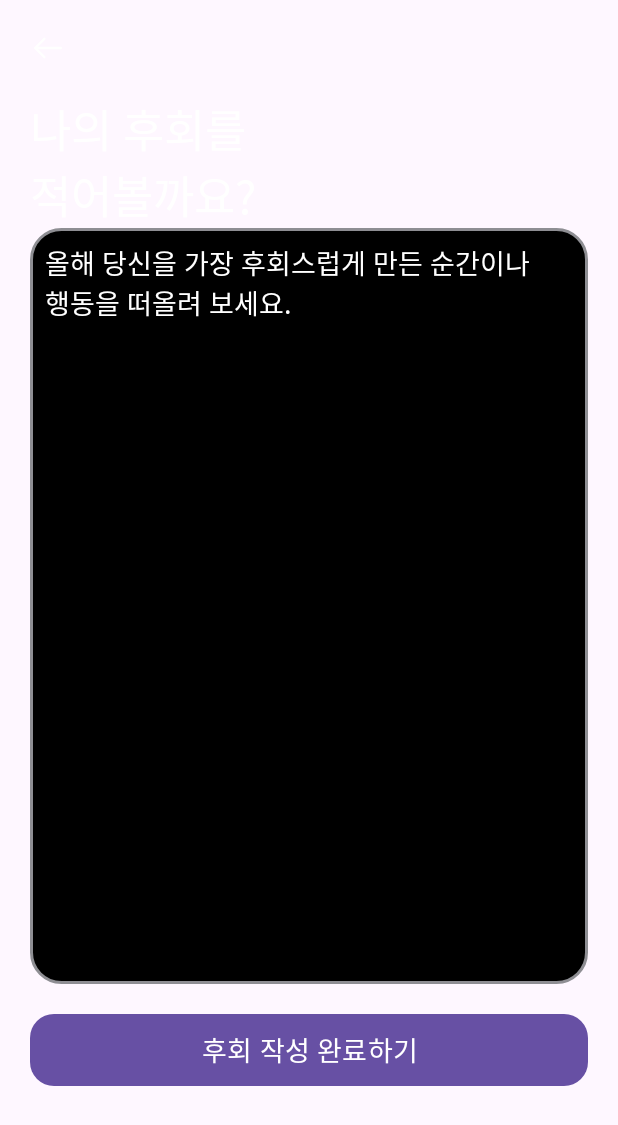
After one commit to CMC-16th-TeamU/MZ_Gen-s_Regret_Android, an Android app: the fragment AddRetrospectFragment shown on its own in the app's theme, on a phone screen of 412 x 824 dp. The commit adds this screen. Shown: the top 1125 px of the screen. Run offline under Robolectric (Android 15) with nearby library versions, the phone set to English and light mode, and no system bars; our stand-ins replace Dagger/Hilt's generated code.

Commit message:
feat : 분기 처리

```diff
--- a/app/src/main/java/com/cmc/regret_aos/api/UserPreferences.kt
+++ b/app/src/main/java/com/cmc/regret_aos/api/UserPreferences.kt
@@ -20,6 +20,14 @@ class UserPreferences @Inject constructor(context: Context) {
 
     fun getUserId(): Long {
         return preferences.getLong("user_id", 0L)
+    }
+
+    fun getUserMail(): String? {
+        return preferences.getString("email", null)
+    }
+
+    fun setUserMail(mail: String) {
+        preferences.edit().putString("email", mail).apply()
     }
 
     fun saveBirth(birth: String) {
--- /dev/null
+++ b/app/src/main/java/com/cmc/regret_aos/feed/AddRetrospectFragment.kt
@@ -0,0 +1,40 @@
+package com.cmc.regret_aos.feed
+
+import android.os.Bundle
+import androidx.fragment.app.Fragment
+import android.view.LayoutInflater
+import android.view.View
+import android.view.ViewGroup
+import com.cmc.regret_aos.R
+import com.cmc.regret_aos.databinding.FragmentAddRetrospectBinding
+import com.cmc.regret_aos.databinding.FragmentBirthBinding
+import dagger.hilt.android.AndroidEntryPoint
+
+
+@AndroidEntryPoint
+class AddRetrospectFragment : Fragment() {
+
+
+    private var _binding: FragmentAddRetrospectBinding? = null
+    val binding get() = _binding!!
+
+    override fun onCreate(savedInstanceState: Bundle?) {
+        super.onCreate(savedInstanceState)
+
+    }
+
+    override fun onCreateView(
+        inflater: LayoutInflater, container: ViewGroup?,
+        savedInstanceState: Bundle?,
+    ): View? {
+        // Inflate the layout for this fragment
+        _binding = FragmentAddRetrospectBinding.inflate(inflater, container, false)
+        return binding.root
+    }
+
+    override fun onViewCreated(view: View, savedInstanceState: Bundle?) {
+        super.onViewCreated(view, savedInstanceState)
+
+
+    }
+}
--- a/app/src/main/java/com/cmc/regret_aos/login/LoginFragment.kt
+++ b/app/src/main/java/com/cmc/regret_aos/login/LoginFragment.kt
@@ -67,7 +67,9 @@ class LoginFragment : Fragment() {
             lifecycleScope.launch {
                 viewLifecycleOwner.repeatOnLifecycle(Lifecycle.State.STARTED) {
                     val userId = viewModel.getUserId()
-                    if(userId != 0L) {
+                    val email = viewModel.getUserEmail()
+                    viewModel.getUserId()
+                    if(userId != 0L && email == binding.idView.text.toString()) {
                         startActivity(
                             Intent(activity, MainActivity::class.java)
                         )
--- a/app/src/main/java/com/cmc/regret_aos/loginViewModel.kt
+++ b/app/src/main/java/com/cmc/regret_aos/loginViewModel.kt
@@ -25,6 +25,14 @@ class LoginViewModel @Inject constructor(
 
     fun getUserId(): Long {
         return userPreferences.getUserId()
+    }
+
+    fun getUserEmail(): String {
+        return userPreferences.getUserMail() ?: ""
+    }
+
+    fun setUserEmail(email: String) {
+        userPreferences.setUserMail(email)
     }
 
     // 추가적인 로그인 관련 로직을 여기에 작성할 수 있습니다.
--- /dev/null
+++ b/app/src/main/res/drawable/arrow_left.xml
@@ -0,0 +1,20 @@
+<vector xmlns:android="http://schemas.android.com/apk/res/android"
+    android:width="24dp"
+    android:height="24dp"
+    android:viewportWidth="24"
+    android:viewportHeight="24">
+  <path
+      android:pathData="M9.57,5.93L3.5,12L9.57,18.07"
+      android:strokeLineJoin="round"
+      android:strokeWidth="1.6"
+      android:fillColor="#00000000"
+      android:strokeColor="#ffffff"
+      android:strokeLineCap="round"/>
+  <path
+      android:pathData="M20.5,12H3.67"
+      android:strokeLineJoin="round"
+      android:strokeWidth="1.6"
+      android:fillColor="#00000000"
+      android:strokeColor="#ffffff"
+      android:strokeLineCap="round"/>
+</vector>
--- /dev/null
+++ b/app/src/main/res/layout/fragment_add_retrospect.xml
@@ -0,0 +1,59 @@
+<?xml version="1.0" encoding="utf-8"?>
+<androidx.constraintlayout.widget.ConstraintLayout xmlns:android="http://schemas.android.com/apk/res/android"
+    xmlns:tools="http://schemas.android.com/tools"
+    android:layout_width="match_parent"
+    android:layout_height="match_parent"
+    xmlns:app="http://schemas.android.com/apk/res-auto"
+    tools:background="@color/black"
+    tools:context=".feed.AddRetrospectFragment">
+
+    <ImageView
+        android:id="@+id/arrowLeft"
+        android:layout_width="wrap_content"
+        android:layout_height="wrap_content"
+        android:src="@drawable/arrow_left"
+        android:layout_margin="20dp"
+        app:layout_constraintTop_toTopOf="parent"
+        app:layout_constraintStart_toStartOf="parent"/>
+
+    <TextView
+        android:id="@+id/addRetrospectTitle"
+        android:layout_width="wrap_content"
+        android:layout_height="wrap_content"
+        android:text="나의 후회를\n적어볼까요?"
+        android:textSize="30sp"
+        android:textColor="@color/white"
+        android:layout_marginTop="20dp"
+        app:layout_constraintTop_toBottomOf="@+id/arrowLeft"
+        app:layout_constraintStart_toStartOf="@+id/arrowLeft"/>
+
+    <EditText
+        android:id="@+id/retrospectContent"
+        android:layout_width="match_parent"
+        android:layout_height="0dp"
+        android:padding="10dp"
+        android:hint="올해 당신을 가장 후회스럽게 만든 순간이나\n행동을 떠올려 보세요."
+        android:textColorHint="@color/white"
+        android:gravity="top"
+        android:layout_marginHorizontal="20dp"
+        android:background="@drawable/texx_radius"
+        app:layout_constraintTop_toBottomOf="@+id/addRetrospectTitle"
+        app:layout_constraintBottom_toTopOf="@+id/retrospectSubmit"/>
+
+    <Button
+        android:id="@+id/retrospectSubmit"
+        android:layout_width="match_parent"
+        android:layout_height="wrap_content"
+        android:text="후회 작성 완료하기"
+        android:layout_marginTop="20dp"
+        android:layout_marginBottom="100dp"
+        android:layout_marginHorizontal="20dp"
+        android:background="@drawable/all_radius_20"
+        style="@style/Body1"
+        app:layout_constraintTop_toBottomOf="@+id/retrospectContent"
+        app:layout_constraintBottom_toBottomOf="parent"/>
+
+
+
+
+</androidx.constraintlayout.widget.ConstraintLayout>
--- a/app/src/main/res/navigation/nav_graph.xml
+++ b/app/src/main/res/navigation/nav_graph.xml
@@ -16,4 +16,6 @@
         android:label="fragment_my_page"
         tools:layout="@layout/fragment_my_page" />
 
+
+
 </navigation>
```
